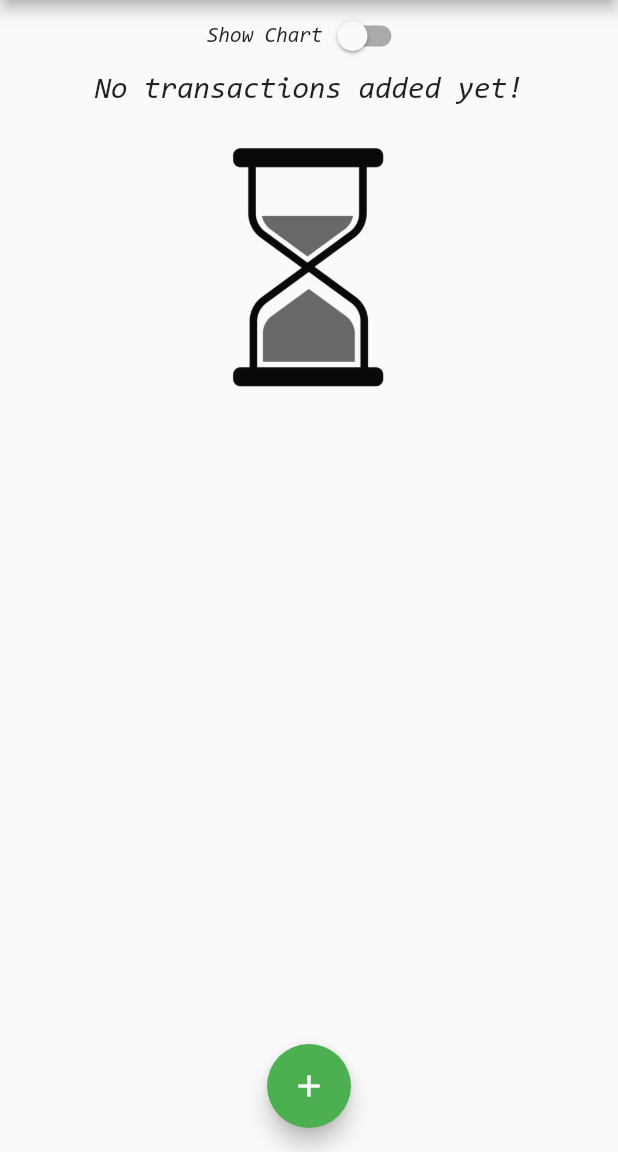
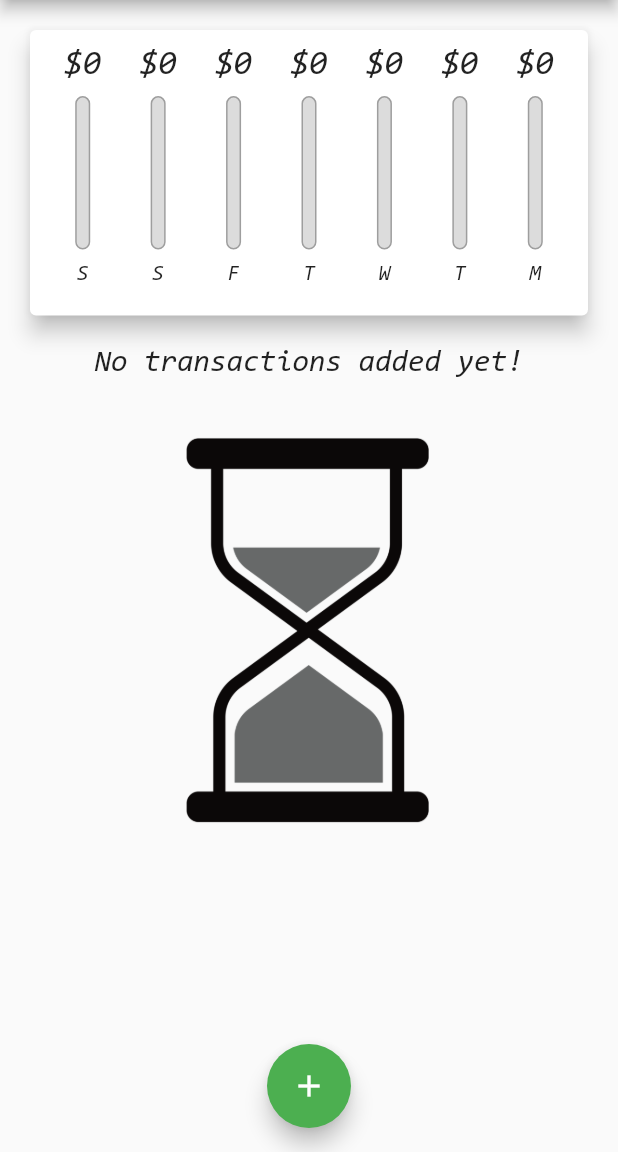
Before and after one commit to alex-pythonista/expense-manager-mobile-app, a Flutter app: the screen it shows after launch, on a phone screen of 412 x 824 dp, the part 84-1236 px from its top. Run offline on Flutter 3.47's test engine with Material 2 defaults, Android fonts, the phone set to English and light mode, and no system bars.

```diff
--- a/lib/main.dart
+++ b/lib/main.dart
@@ -93,6 +93,8 @@ class _HomePageState extends State<HomePage> {
 
   @override
   Widget build(BuildContext context) {
+    final isLandscape =
+        MediaQuery.of(context).orientation == Orientation.landscape;
     final appBar = AppBar(
       title: const Text("Your Expense Manager"),
       actions: [
@@ -104,12 +106,26 @@ class _HomePageState extends State<HomePage> {
         )
       ],
     );
+    final txListWidget = Container(
+        height: (MediaQuery.of(context).size.height -
+                appBar.preferredSize.height -
+                MediaQuery.of(context).padding.top) *
+            0.7,
+        child: TransactionList(_userTransactions, _deleteTransaction));
+    final chartWidget = Container(
+      height: (MediaQuery.of(context).size.height -
+              appBar.preferredSize.height -
+              MediaQuery.of(context).padding.top) *
+          0.3,
+      child: Chart(_recentTransactions),
+    );
     return Scaffold(
       appBar: appBar,
       body: SingleChildScrollView(
         child: Column(
           crossAxisAlignment: CrossAxisAlignment.stretch,
           children: <Widget>[
+            if (isLandscape)
               Row(
                 mainAxisAlignment: MainAxisAlignment.center,
                 children: [
@@ -124,21 +140,18 @@ class _HomePageState extends State<HomePage> {
                   ),
                 ],
               ),
+            if (!isLandscape) chartWidget,
+            if (!isLandscape) txListWidget,
+            if (isLandscape)
               _showChart
                   ? Container(
                       height: (MediaQuery.of(context).size.height -
                               appBar.preferredSize.height -
                               MediaQuery.of(context).padding.top) *
-                        0.3,
+                          0.65,
                       child: Chart(_recentTransactions),
                     )
-                : Container(
-                    height: (MediaQuery.of(context).size.height -
-                            appBar.preferredSize.height -
-                            MediaQuery.of(context).padding.top) *
-                        0.7,
-                    child:
-                        TransactionList(_userTransactions, _deleteTransaction)),
+                  : txListWidget,
           ],
         ),
       ),
--- a/lib/widgets/transaction_list.dart
+++ b/lib/widgets/transaction_list.dart
@@ -11,7 +11,8 @@ class TransactionList extends StatelessWidget {
   @override
   Widget build(BuildContext context) {
     return transactions.isEmpty
-        ? Column(
+        ? LayoutBuilder(builder: (context, constraints) {
+            return Column(
               children: [
                 Text(
                   "No transactions added yet!",
@@ -21,14 +22,15 @@ class TransactionList extends StatelessWidget {
                   height: 10,
                 ),
                 Container(
-                height: 200,
+                  height: constraints.maxHeight * 0.6,
                   child: Image.asset(
                     'assets/images/waiting.png',
                     fit: BoxFit.cover,
                   ),
                 )
               ],
-          )
+            );
+          })
         : ListView.builder(
             itemBuilder: (context, index) {
               return Card(
```
Lines whose indentation alone changed are shown as unchanged.
